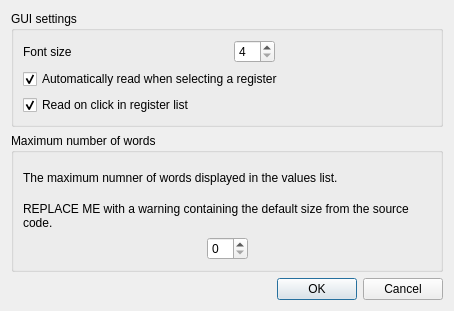
Qt form PreferencesForm.ui (ChimeraTK/QtHardMon) before a commit.
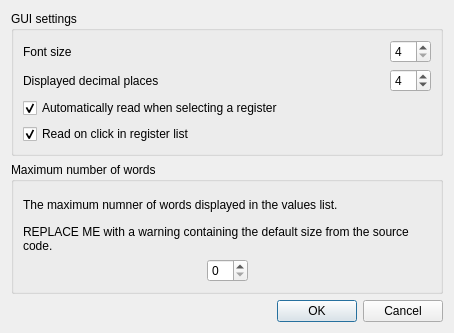
The same form after that commit.

Commit message: Code for configuring the required number of decimal places done

```diff
--- a/PreferencesForm.ui
+++ b/PreferencesForm.ui
@@ -7,7 +7,7 @@
     <x>0</x>
     <y>0</y>
     <width>454</width>
-    <height>311</height>
+    <height>323</height>
    </rect>
   </property>
   <property name="sizePolicy">
@@ -55,8 +55,19 @@
           </property>
          </widget>
         </item>
+       </layout>
+      </item>
+      <item>
+       <layout class="QHBoxLayout" name="horizontalLayout_9">
         <item>
-         <spacer name="horizontalSpacer_2">
+         <widget class="QLabel" name="decimalPointLabel">
+          <property name="text">
+           <string>Displayed decimal places</string>
+          </property>
+         </widget>
+        </item>
+        <item>
+         <spacer name="horizontalSpacer_5">
           <property name="orientation">
            <enum>Qt::Horizontal</enum>
           </property>
@@ -68,6 +79,19 @@
           </property>
          </spacer>
         </item>
+        <item>
+         <widget class="QSpinBox" name="precisionSpinBox">
+          <property name="minimum">
+           <number>1</number>
+          </property>
+          <property name="maximum">
+           <number>15</number>
+          </property>
+          <property name="value">
+           <number>4</number>
+          </property>
+         </widget>
+        </item>
        </layout>
       </item>
       <item>
```
The commit also changes 6 other files.
